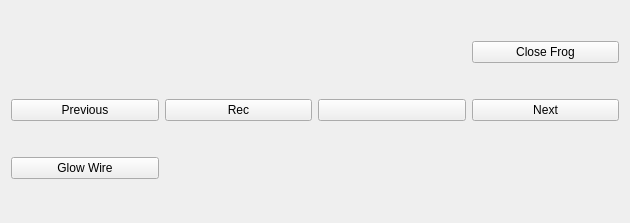
First picture: the form in app/frogviewer.ui, repository GIBIS-UNIFESP/wiRedPanda, before the edit.
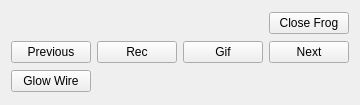
Second picture: the form after the edit.

```diff
--- a/app/frogviewer.ui
+++ b/app/frogviewer.ui
@@ -6,8 +6,8 @@
    <rect>
     <x>0</x>
     <y>0</y>
-    <width>630</width>
-    <height>223</height>
+    <width>324</width>
+    <height>105</height>
    </rect>
   </property>
   <property name="windowTitle">
@@ -34,7 +34,7 @@
    <item row="2" column="2">
     <widget class="QPushButton" name="gif_button">
      <property name="text">
-      <string/>
+      <string>Gif</string>
      </property>
     </widget>
    </item>
```
